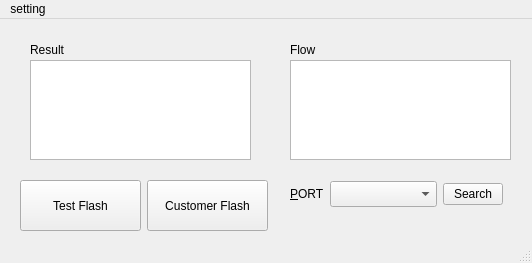
This is mainForm.ui in wangyixu12/Esp32DownloadTools as Qt 5 draws it before an edit. The edited form follows.
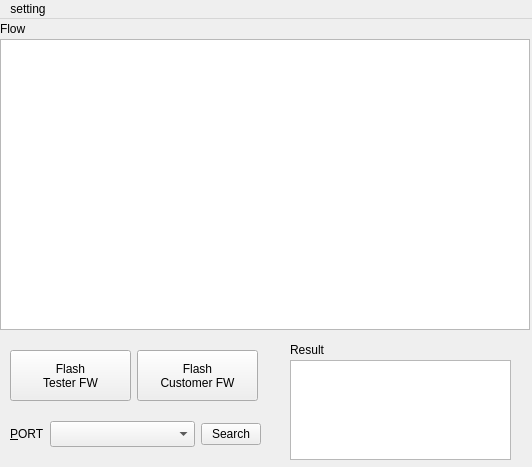
This is the edited form.

Commit message: Fix 部分bug和修改了界面

```diff
--- a/mainForm.ui
+++ b/mainForm.ui
@@ -7,7 +7,7 @@
     <x>0</x>
     <y>0</y>
     <width>532</width>
-    <height>263</height>
+    <height>467</height>
    </rect>
   </property>
   <property name="sizePolicy">
@@ -19,13 +19,13 @@
   <property name="minimumSize">
    <size>
     <width>532</width>
-    <height>246</height>
+    <height>467</height>
    </size>
   </property>
   <property name="maximumSize">
    <size>
     <width>532</width>
-    <height>520</height>
+    <height>467</height>
    </size>
   </property>
   <property name="windowTitle">
@@ -35,10 +35,10 @@
    <widget class="QWidget" name="layoutWidget">
     <property name="geometry">
      <rect>
-      <x>290</x>
-      <y>20</y>
-      <width>221</width>
-      <height>121</height>
+      <x>0</x>
+      <y>0</y>
+      <width>531</width>
+      <height>311</height>
      </rect>
     </property>
     <layout class="QVBoxLayout" name="verticalLayout">
@@ -71,8 +71,8 @@
       <widget class="QTextBrowser" name="resultTextBrowser">
        <property name="maximumSize">
         <size>
-         <width>250</width>
-         <height>100</height>
+         <width>530</width>
+         <height>400</height>
         </size>
        </property>
       </widget>
@@ -82,9 +82,9 @@
    <widget class="QWidget" name="layoutWidget">
     <property name="geometry">
      <rect>
-      <x>290</x>
-      <y>160</y>
-      <width>213</width>
+      <x>10</x>
+      <y>400</y>
+      <width>251</width>
       <height>30</height>
      </rect>
     </property>
@@ -146,8 +146,8 @@
    <widget class="QWidget" name="layoutWidget">
     <property name="geometry">
      <rect>
-      <x>20</x>
-      <y>160</y>
+      <x>10</x>
+      <y>330</y>
       <width>250</width>
       <height>53</height>
      </rect>
@@ -168,7 +168,8 @@
         </size>
        </property>
        <property name="text">
-        <string>Test Flash</string>
+        <string>Flash
+Tester FW</string>
        </property>
       </widget>
      </item>
@@ -187,7 +188,8 @@
         </size>
        </property>
        <property name="text">
-        <string>Customer Flash</string>
+        <string>Flash
+Customer FW</string>
        </property>
       </widget>
      </item>
@@ -196,8 +198,8 @@
    <widget class="QWidget" name="layoutWidget_2">
     <property name="geometry">
      <rect>
-      <x>30</x>
-      <y>20</y>
+      <x>290</x>
+      <y>320</y>
       <width>221</width>
       <height>121</height>
      </rect>
@@ -259,7 +261,6 @@
    </widget>
    <addaction name="menuSetting"/>
   </widget>
-  <widget class="QStatusBar" name="statusBar"/>
   <action name="setPieFwDir">
    <property name="text">
     <string>Pie</string>
```
The commit also changes 4 other files.
